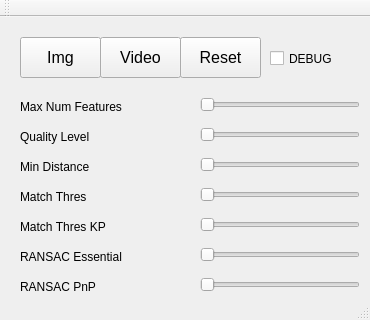
Old version of the form mainwindow.ui in the repository jiawei-mo/SafeDrive.
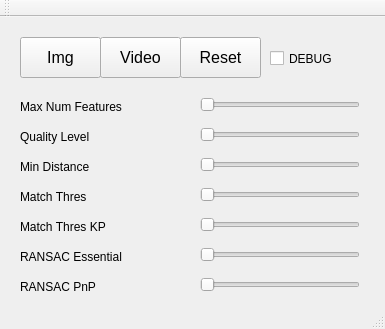
New version of the form.

The edit to the form file:
```diff
--- a/mainwindow.ui
+++ b/mainwindow.ui
@@ -6,8 +6,8 @@
    <rect>
     <x>0</x>
     <y>0</y>
-    <width>370</width>
-    <height>320</height>
+    <width>385</width>
+    <height>329</height>
    </rect>
   </property>
   <property name="windowTitle">
```
Left out of the diff: 2 changed lines with no effect on the pictures.
